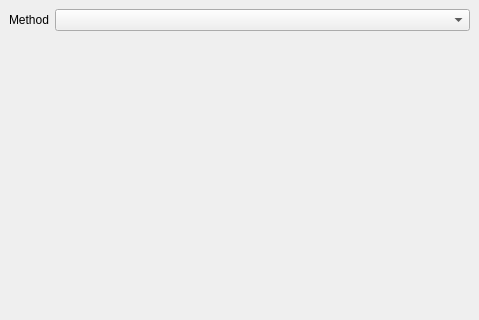
First picture: the form in gml_application_schema_toolbox/ui/import_panel.ui, repository BRGM/gml_application_schema_toolbox, before the edit; both pictures show x 0 to 479 and y 0 to 320 of the 479 by 805 pixel window.
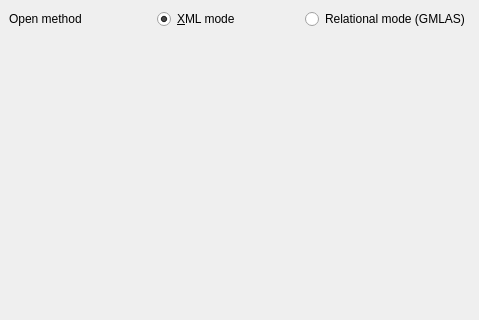
Second picture: the form after the edit.

Commit message: Select xml/relational mode with a radio button

```diff
--- a/gml_application_schema_toolbox/ui/import_panel.ui
+++ b/gml_application_schema_toolbox/ui/import_panel.ui
@@ -36,24 +36,47 @@
       </property>
       <layout class="QVBoxLayout" name="verticalLayout_2">
        <item>
-        <layout class="QFormLayout" name="formLayout">
-         <property name="fieldGrowthPolicy">
-          <enum>QFormLayout::AllNonFixedFieldsGrow</enum>
-         </property>
-         <item row="0" column="0">
-          <widget class="QLabel" name="ImportTypeLabel">
+        <layout class="QHBoxLayout" name="formLayout">
+         <item>
+          <widget class="QLabel" name="label">
            <property name="text">
-            <string>Method</string>
+            <string>Open method</string>
            </property>
           </widget>
          </item>
-         <item row="0" column="1">
-          <widget class="QComboBox" name="importTypeCombo"/>
+         <item>
+          <widget class="QRadioButton" name="xmlModeRadio">
+           <property name="text">
+            <string>&amp;XML mode</string>
+           </property>
+           <property name="checked">
+            <bool>true</bool>
+           </property>
+          </widget>
+         </item>
+         <item>
+          <widget class="QRadioButton" name="relationalModeRadio">
+           <property name="text">
+            <string>Relational mode (GMLAS)</string>
+           </property>
+          </widget>
          </item>
         </layout>
        </item>
        <item>
         <widget class="QStackedWidget" name="stackedWidget">
+         <property name="frameShape">
+          <enum>QFrame::NoFrame</enum>
+         </property>
+         <property name="frameShadow">
+          <enum>QFrame::Plain</enum>
+         </property>
+         <property name="lineWidth">
+          <number>1</number>
+         </property>
+         <property name="midLineWidth">
+          <number>0</number>
+         </property>
          <property name="currentIndex">
           <number>0</number>
          </property>
```
Left out of the diff: 11 changed lines with no effect on the pictures. The commit also changes 1 other file.
